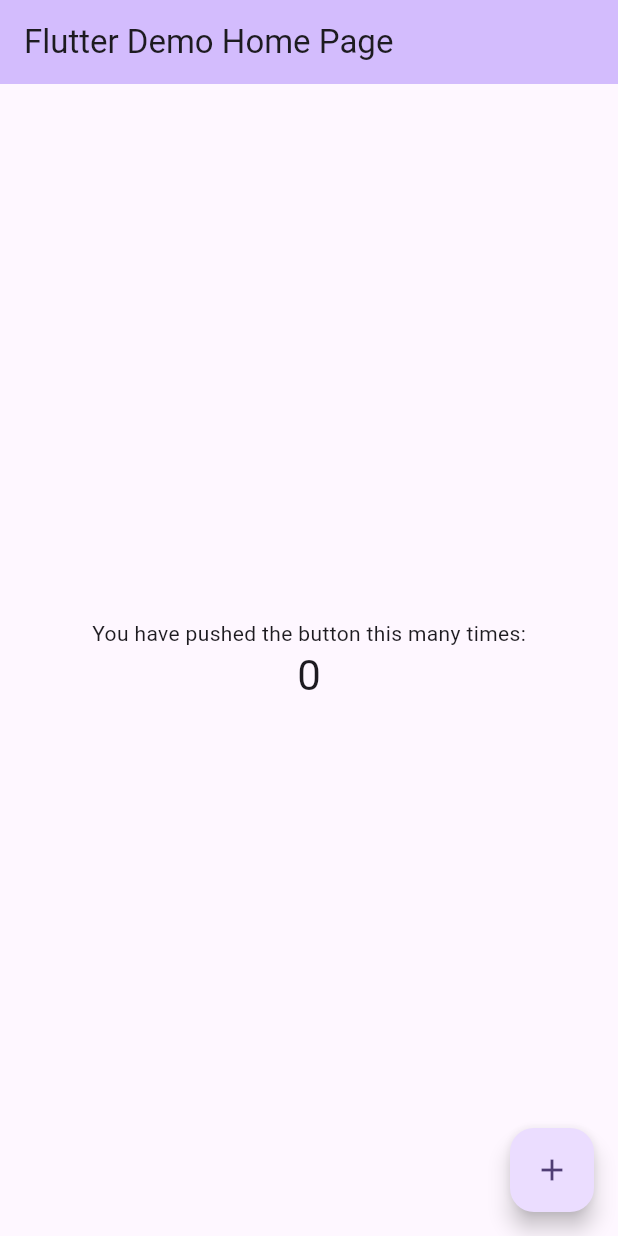
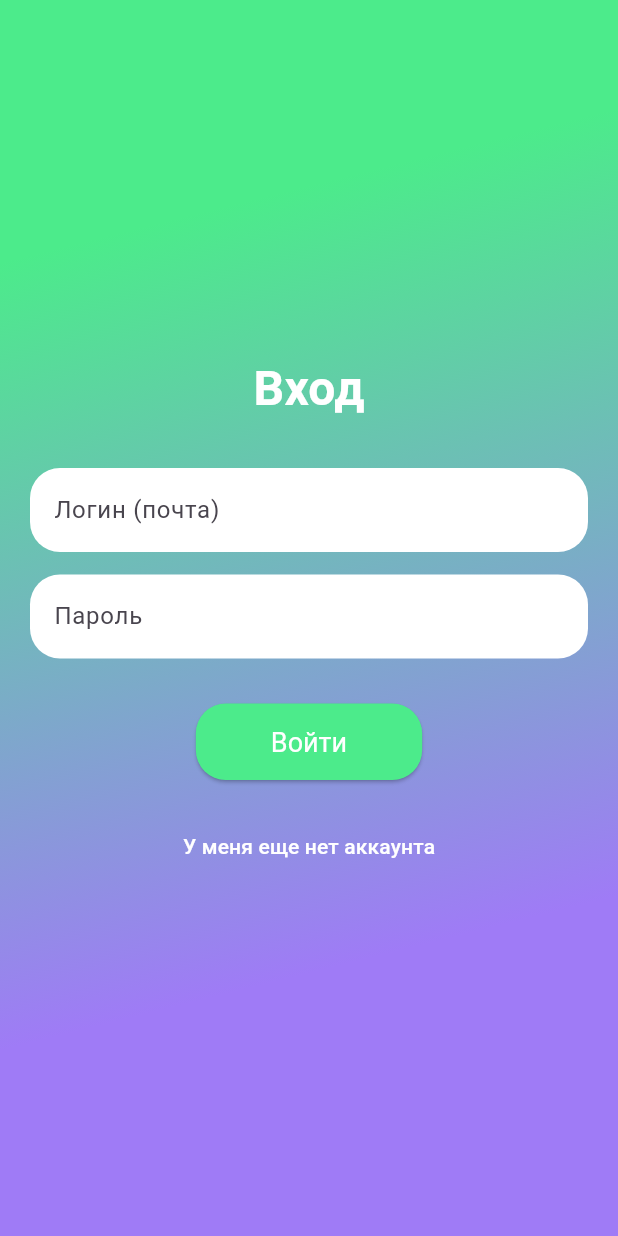
Before and after one commit to Askovn/flutter_application_2, a Flutter app: the screen it shows after launch, on a phone screen of 412 x 824 dp. Run offline on Flutter 3.47's test engine with Material 3 defaults, Android fonts, the phone set to English and light mode, and no system bars.

Commit message:
Login page

```diff
--- a/lib/app/app.dart
+++ b/lib/app/app.dart
@@ -1,21 +1,16 @@
-
 import 'package:flutter/material.dart';
-import 'package:flutter_application_2/pages/my_home_page.dart';
+import 'package:flutter_application_2/theme/theme.dart';
+import '../pages/Login_page.dart';
 
 class MyApp extends StatelessWidget {
   const MyApp({super.key});
-
 
   @override
   Widget build(BuildContext context) {
     return MaterialApp(
       title: 'Flutter Demo',
-      theme: ThemeData(
-
-        colorScheme: ColorScheme.fromSeed(seedColor: Colors.deepPurple),
-        useMaterial3: true,
-      ),
-      home: const MyHomePage(title: 'Flutter Demo Home Page'),
+      theme: DoDidDoneTheme.lightTheme,
+      home: const LoginPage(),
     );
   }
 }
--- /dev/null
+++ b/lib/pages/login_page.dart
@@ -0,0 +1,123 @@
+import 'package:flutter/material.dart';
+import 'package:flutter_application_2/theme/theme.dart';
+
+class LoginPage extends StatefulWidget {
+  const LoginPage({Key? key}) : super(key: key);
+
+  @override
+  State<LoginPage> createState() => _LoginPageState();
+}
+
+class _LoginPageState extends State<LoginPage> {
+  bool isLogin = true; // Флаг для определения режима (вход/регистрация)
+
+  @override
+  Widget build(BuildContext context) {
+    return Scaffold(
+      body: Container(
+        decoration: BoxDecoration(
+          gradient: LinearGradient(
+            begin: Alignment.topLeft,
+            end: Alignment.bottomCenter,
+            colors: isLogin
+                ? [
+                    DoDidDoneTheme.lightTheme.colorScheme.secondary,
+                    DoDidDoneTheme.lightTheme.colorScheme.primary
+                  ]
+                : [
+                    DoDidDoneTheme.lightTheme.colorScheme.primary,
+                    DoDidDoneTheme.lightTheme.colorScheme.secondary
+                  ],
+            stops: const [0.2, 0.8], // Основной цвет занимает 80%
+          ),
+        ),
+        child: Padding(
+          padding: const EdgeInsets.all(20.0),
+          child: Column(
+            mainAxisAlignment: MainAxisAlignment.center,
+            children: [
+              Text(
+                isLogin ? 'Вход' : 'Регистрация',
+                style: const TextStyle(
+                  fontSize: 32,
+                  fontWeight: FontWeight.bold,
+                  color: Colors.white,
+                ),
+              ),
+              const SizedBox(height: 30),
+              const TextField(
+                decoration: InputDecoration(
+                  hintText: 'Логин (почта)',
+                  filled: true,
+                  fillColor: Colors.white,
+                  border: OutlineInputBorder(
+                    borderRadius: BorderRadius.all(Radius.circular(20)),
+                    borderSide: BorderSide.none,
+                  ),
+                ),
+              ),
+              const SizedBox(height: 15),
+              const TextField(
+                obscureText: true,
+                decoration: InputDecoration(
+                  hintText: 'Пароль',
+                  filled: true,
+                  fillColor: Colors.white,
+                  border: OutlineInputBorder(
+                    borderRadius: BorderRadius.all(Radius.circular(20)),
+                    borderSide: BorderSide.none,
+                  ),
+                ),
+              ),
+              // Условие для отображения поля "Повторить пароль"
+              if (!isLogin)
+                const SizedBox(height: 15),
+              if (!isLogin)
+                const TextField(
+                  obscureText: true,
+                  decoration: InputDecoration(
+                    hintText: 'Повторить пароль',
+                    filled: true,
+                    fillColor: Colors.white,
+                    border: OutlineInputBorder(
+                      borderRadius: BorderRadius.all(Radius.circular(20)),
+                      borderSide: BorderSide.none,
+                    ),
+                  ),
+                ),
+              const SizedBox(height: 30),
+              ElevatedButton(
+                onPressed: () {
+                  // Обработка входа/регистрации
+                },
+                style: ElevatedButton.styleFrom(
+                  backgroundColor: !isLogin
+                      ? DoDidDoneTheme.lightTheme.colorScheme.primary
+                      : DoDidDoneTheme.lightTheme.colorScheme.secondary,
+                  padding: const EdgeInsets.symmetric(horizontal: 50, vertical: 15),
+                  textStyle: const TextStyle(fontSize: 18),
+                  shape: RoundedRectangleBorder(
+                    borderRadius: BorderRadius.circular(20),
+                  ),
+                ),
+                child: Text(isLogin ? 'Войти' : 'Зарегистрироваться'),
+              ),
+              const SizedBox(height: 20),
+              TextButton(
+                onPressed: () {
+                  setState(() {
+                    isLogin = !isLogin;
+                  });
+                },
+                child: Text(
+                  isLogin ? 'У меня еще нет аккаунта' : 'Вернуться на вход',
+                  style: const TextStyle(color: Colors.white),
+                ),
+              ),
+            ],
+          ),
+        ),
+      ),
+    );
+  }
+}
--- a/lib/pages/my_home_page.dart
+++ /dev/null
@@ -1,89 +0,0 @@
-import 'package:flutter/material.dart';
-
-class MyHomePage extends StatefulWidget {
-  const MyHomePage({super.key, required this.title});
-
-  // This widget is the home page of your application. It is stateful, meaning
-  // that it has a State object (defined below) that contains fields that affect
-  // how it looks.
-
-  // This class is the configuration for the state. It holds the values (in this
-  // case the title) provided by the parent (in this case the App widget) and
-  // used by the build method of the State. Fields in a Widget subclass are
-  // always marked "final".
-
-  final String title;
-
-  @override
-  State<MyHomePage> createState() => _MyHomePageState();
-}
-
-class _MyHomePageState extends State<MyHomePage> {
-  int _counter = 0;
-
-  void _incrementCounter() {
-    setState(() {
-      // This call to setState tells the Flutter framework that something has
-      // changed in this State, which causes it to rerun the build method below
-      // so that the display can reflect the updated values. If we changed
-      // _counter without calling setState(), then the build method would not be
-      // called again, and so nothing would appear to happen.
-      _counter++;
-    });
-  }
-
-  @override
-  Widget build(BuildContext context) {
-    // This method is rerun every time setState is called, for instance as done
-    // by the _incrementCounter method above.
-    //
-    // The Flutter framework has been optimized to make rerunning build methods
-    // fast, so that you can just rebuild anything that needs updating rather
-    // than having to individually change instances of widgets.
-    return Scaffold(
-      appBar: AppBar(
-        // TRY THIS: Try changing the color here to a specific color (to
-        // Colors.amber, perhaps?) and trigger a hot reload to see the AppBar
-        // change color while the other colors stay the same.
-        backgroundColor: Theme.of(context).colorScheme.inversePrimary,
-        // Here we take the value from the MyHomePage object that was created by
-        // the App.build method, and use it to set our appbar title.
-        title: Text(widget.title),
-      ),
-      body: Center(
-        // Center is a layout widget. It takes a single child and positions it
-        // in the middle of the parent.
-        child: Column(
-          // Column is also a layout widget. It takes a list of children and
-          // arranges them vertically. By default, it sizes itself to fit its
-          // children horizontally, and tries to be as tall as its parent.
-          //
-          // Column has various properties to control how it sizes itself and
-          // how it positions its children. Here we use mainAxisAlignment to
-          // center the children vertically; the main axis here is the vertical
-          // axis because Columns are vertical (the cross axis would be
-          // horizontal).
-          //
-          // TRY THIS: Invoke "debug painting" (choose the "Toggle Debug Paint"
-          // action in the IDE, or press "p" in the console), to see the
-          // wireframe for each widget.
-          mainAxisAlignment: MainAxisAlignment.center,
-          children: <Widget>[
-            const Text(
-              'You have pushed the button this many times:',
-            ),
-            Text(
-              '$_counter',
-              style: Theme.of(context).textTheme.headlineMedium,
-            ),
-          ],
-        ),
-      ),
-      floatingActionButton: FloatingActionButton(
-        onPressed: _incrementCounter,
-        tooltip: 'Increment',
-        child: const Icon(Icons.add),
-      ), // This trailing comma makes auto-formatting nicer for build methods.
-    );
-  }
-}
--- /dev/null
+++ b/lib/theme/theme.dart
@@ -0,0 +1,21 @@
+import 'package:flutter/material.dart';
+
+class DoDidDoneTheme {
+  static ThemeData lightTheme = ThemeData(
+    colorScheme: ColorScheme.fromSeed(
+      seedColor: const Color(0xFF9f7bf6), // Primary color
+      primary: const Color(0xFF9f7bf6), // Primary color
+      secondary: const Color(0xFF4ceb8b), // Secondary color
+    ),
+    useMaterial3: true,
+    // Добавляем стиль для кнопок
+   elevatedButtonTheme: ElevatedButtonThemeData(
+  style: ButtonStyle(
+    foregroundColor: MaterialStateProperty.all<Color>(Colors.white), // Текст кнопок белый
+    textStyle: MaterialStateProperty.all<TextStyle>(
+      const TextStyle(color: Colors.white), // Текст кнопок белый
+    ),
+      ),
+    ),
+  );
+}
```
Also changed, not shown: lib/main.dart (line endings or trailing spaces).
